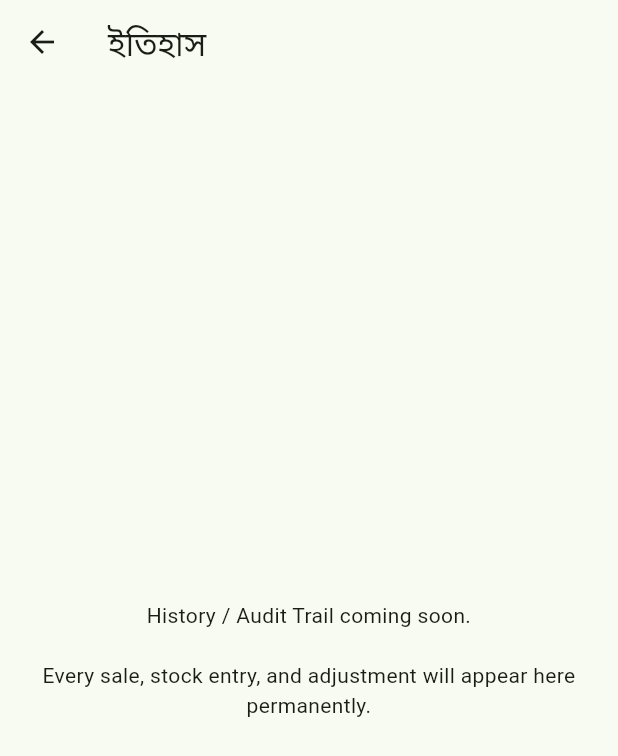
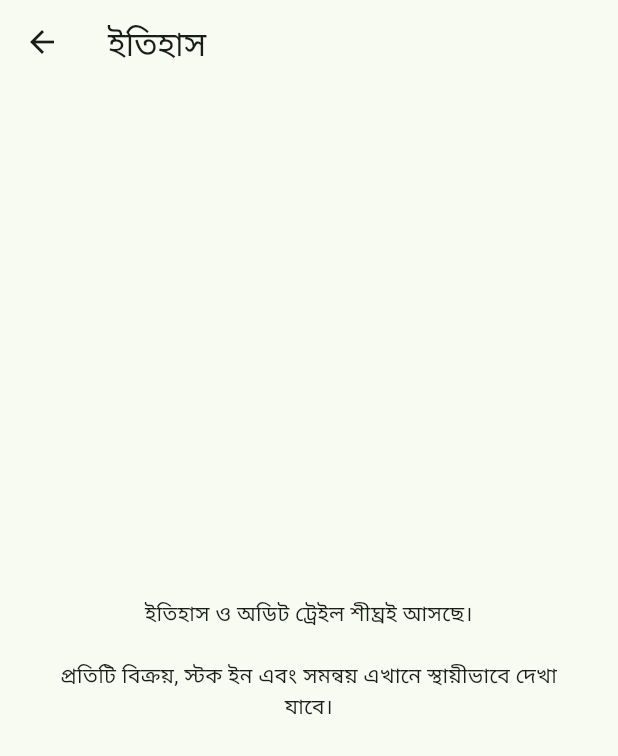
Before and after one commit to akikto/shop-stock-app, a Flutter app: the HistoryScreen screen opened directly, on a phone screen of 412 x 824 dp. Shown: the top 756 px of the screen. Run offline on Flutter 3.47's test engine with Material 3 defaults, Android fonts, the phone set to English and light mode, and no system bars; our stand-ins replace cached_network_image, flutter_image_compress, flutter_riverpod, go_router, image_picker, supabase_flutter; accounts and stored records are empty; statements that could not run were skipped.

Commit message:
Fix Bengali placeholder text on screens

```diff
--- a/lib/core/localization/app_strings.dart
+++ b/lib/core/localization/app_strings.dart
@@ -67,6 +67,10 @@ class AppStrings {
   static const stockIn = 'স্টক';
   static const history = 'ইতিহাস';
   static const settings = 'সেটিংস';
+  static const dashboardComingSoon =
+      'ড্যাশবোর্ড শীঘ্রই আসছে।\n\nএখানে দৈনিক বিক্রয়, কম স্টকের সতর্কতা এবং দ্রুত কাজগুলো দেখা যাবে।';
+  static const historyComingSoon =
+      'ইতিহাস ও অডিট ট্রেইল শীঘ্রই আসছে।\n\nপ্রতিটি বিক্রয়, স্টক ইন এবং সমন্বয় এখানে স্থায়ীভাবে দেখা যাবে।';
 
   // Auth / login
   static const appName = 'Shop Stock & Sales';
--- a/lib/features/history/presentation/history_screen.dart
+++ b/lib/features/history/presentation/history_screen.dart
@@ -16,8 +16,7 @@ class HistoryScreen extends StatelessWidget {
         child: Padding(
           padding: EdgeInsets.all(24),
           child: Text(
-            'History / Audit Trail coming soon.\n\nEvery sale, stock '
-            'entry, and adjustment will appear here permanently.',
+            AppStrings.historyComingSoon,
             textAlign: TextAlign.center,
           ),
         ),
--- a/lib/features/home/presentation/home_screen.dart
+++ b/lib/features/home/presentation/home_screen.dart
@@ -16,8 +16,7 @@ class HomeScreen extends StatelessWidget {
         child: Padding(
           padding: EdgeInsets.all(24),
           child: Text(
-            'Dashboard coming soon.\n\nThis screen will show daily sales, '
-            'low-stock alerts, and quick actions.',
+            AppStrings.dashboardComingSoon,
             textAlign: TextAlign.center,
           ),
         ),
```
